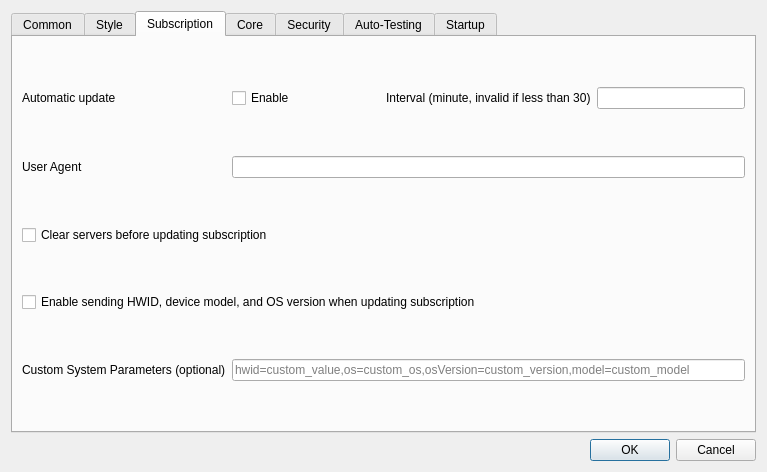
This is src/nekobox/ui/setting/dialog_basic_settings.ui in qr243vbi/nekobox as Qt 5 draws it before an edit. The edited form follows.
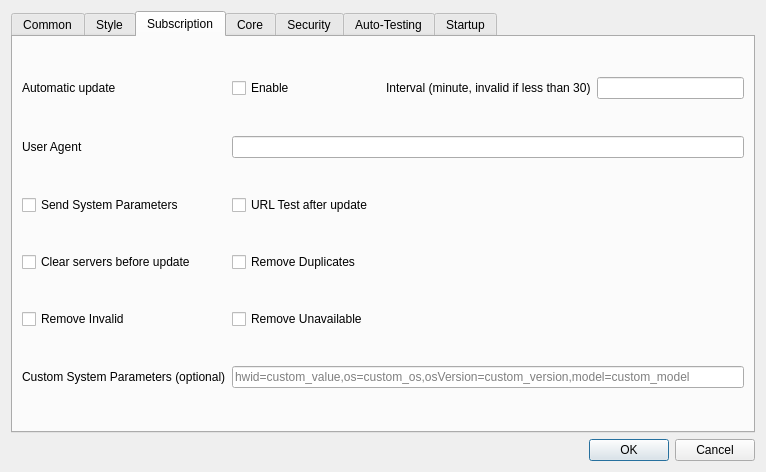
This is the edited form. The open tabs and pages were chosen to show the change. Custom widgets are drawn as their Qt base class.

```diff
--- a/src/nekobox/ui/setting/dialog_basic_settings.ui
+++ b/src/nekobox/ui/setting/dialog_basic_settings.ui
@@ -6,7 +6,7 @@
    <rect>
     <x>0</x>
     <y>0</y>
-    <width>767</width>
+    <width>766</width>
     <height>472</height>
    </rect>
   </property>
@@ -583,6 +583,20 @@
        <string>Subscription</string>
       </attribute>
       <layout class="QGridLayout" name="gridLayout_7">
+       <item row="4" column="0">
+        <widget class="QCheckBox" name="sub_clear">
+         <property name="text">
+          <string>Clear servers before update</string>
+         </property>
+        </widget>
+       </item>
+       <item row="3" column="1">
+        <widget class="QCheckBox" name="sub_url_test">
+         <property name="text">
+          <string>URL Test after update</string>
+         </property>
+        </widget>
+       </item>
        <item row="0" column="1">
         <layout class="QHBoxLayout" name="horizontalLayout_5">
          <item>
@@ -617,56 +631,20 @@
          </item>
         </layout>
        </item>
-       <item row="1" column="1">
-        <widget class="MyLineEdit" name="user_agent"/>
-       </item>
-       <item row="2" column="0" colspan="2">
-        <widget class="QCheckBox" name="sub_clear">
-         <property name="text">
-          <string>Clear servers before updating subscription</string>
-         </property>
-        </widget>
-       </item>
-       <item row="3" column="0" colspan="2">
-        <widget class="QCheckBox" name="sub_send_hwid">
-         <property name="toolTip">
-          <string>&lt;html&gt;&lt;head/&gt;&lt;body&gt;&lt;p&gt;HWID=%1&lt;/p&gt;&lt;p&gt;OS=%2&lt;/p&gt;&lt;p&gt;OS Version=%3&lt;/p&gt;&lt;p&gt;Model=%4&lt;/p&gt;&lt;/body&gt;&lt;/html&gt;</string>
-         </property>
-         <property name="text">
-          <string>Enable sending HWID, device model, and OS version when updating subscription</string>
-         </property>
-        </widget>
-       </item>
-       <item row="4" column="0">
-        <widget class="QLabel" name="label_custom_hwid_params">
-         <property name="toolTip">
-          <string>&lt;html&gt;&lt;head/&gt;&lt;body&gt;&lt;p&gt;Format: hwid=value,os=value,osVersion=value,model=value&lt;/p&gt;&lt;p&gt;Leave empty to use default values. Only specify the parameters you want to override.&lt;/p&gt;&lt;/body&gt;&lt;/html&gt;</string>
-         </property>
-         <property name="text">
-          <string>Custom System Parameters (optional)</string>
-         </property>
-        </widget>
-       </item>
        <item row="4" column="1">
+        <widget class="QCheckBox" name="sub_rm_duplicates">
+         <property name="text">
+          <string>Remove Duplicates</string>
+         </property>
+        </widget>
+       </item>
+       <item row="9" column="1">
         <widget class="QLineEdit" name="sub_custom_hwid_params">
          <property name="placeholderText">
           <string>hwid=custom_value,os=custom_os,osVersion=custom_version,model=custom_model</string>
          </property>
         </widget>
        </item>
-       <item row="0" column="0">
-        <widget class="QLabel" name="label_20">
-         <property name="sizePolicy">
-          <sizepolicy hsizetype="Preferred" vsizetype="Maximum">
-           <horstretch>0</horstretch>
-           <verstretch>0</verstretch>
-          </sizepolicy>
-         </property>
-         <property name="text">
-          <string>Automatic update</string>
-         </property>
-        </widget>
-       </item>
        <item row="1" column="0">
         <widget class="QLabel" name="label_4">
          <property name="text">
@@ -674,6 +652,56 @@
          </property>
         </widget>
        </item>
+       <item row="1" column="1">
+        <widget class="MyLineEdit" name="user_agent"/>
+       </item>
+       <item row="3" column="0">
+        <widget class="QCheckBox" name="sub_send_hwid">
+         <property name="toolTip">
+          <string>&lt;html&gt;&lt;head/&gt;&lt;body&gt;&lt;p&gt;HWID=%1&lt;/p&gt;&lt;p&gt;OS=%2&lt;/p&gt;&lt;p&gt;OS Version=%3&lt;/p&gt;&lt;p&gt;Model=%4&lt;/p&gt;&lt;/body&gt;&lt;/html&gt;</string>
+         </property>
+         <property name="text">
+          <string>Send System Parameters</string>
+         </property>
+        </widget>
+       </item>
+       <item row="0" column="0">
+        <widget class="QLabel" name="label_20">
+         <property name="sizePolicy">
+          <sizepolicy hsizetype="Preferred" vsizetype="Maximum">
+           <horstretch>0</horstretch>
+           <verstretch>0</verstretch>
+          </sizepolicy>
+         </property>
+         <property name="text">
+          <string>Automatic update</string>
+         </property>
+        </widget>
+       </item>
+       <item row="9" column="0">
+        <widget class="QLabel" name="label_custom_hwid_params">
+         <property name="toolTip">
+          <string>&lt;html&gt;&lt;head/&gt;&lt;body&gt;&lt;p&gt;Format: hwid=value,os=value,osVersion=value,model=value&lt;/p&gt;&lt;p&gt;Leave empty to use default values. Only specify the parameters you want to override.&lt;/p&gt;&lt;/body&gt;&lt;/html&gt;</string>
+         </property>
+         <property name="text">
+          <string>Custom System Parameters (optional)</string>
+         </property>
+        </widget>
+       </item>
+       <item row="5" column="0">
+        <widget class="QCheckBox" name="sub_rm_invalid">
+         <property name="text">
+          <string>Remove Invalid</string>
+         </property>
+        </widget>
+       </item>
+       <item row="5" column="1">
+        <widget class="QCheckBox" name="sub_rm_unavailable">
+         <property name="text">
+          <string>Remove Unavailable</string>
+         </property>
+        </widget>
+       </item>
       </layout>
      </widget>
      <widget class="QWidget" name="tab_4">
```
